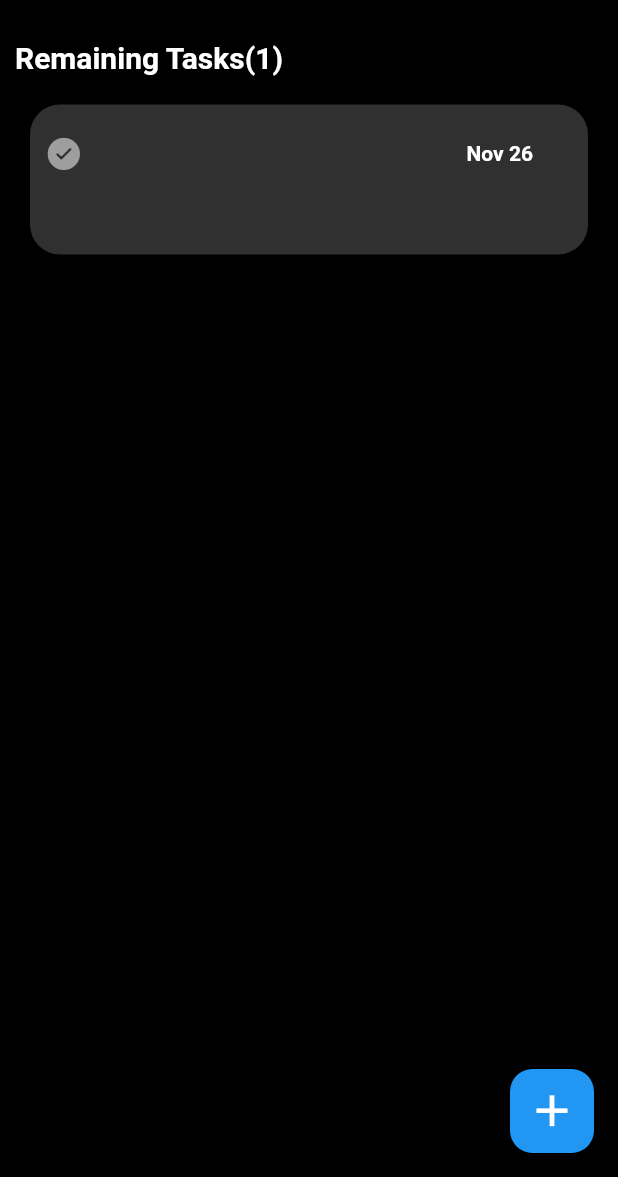
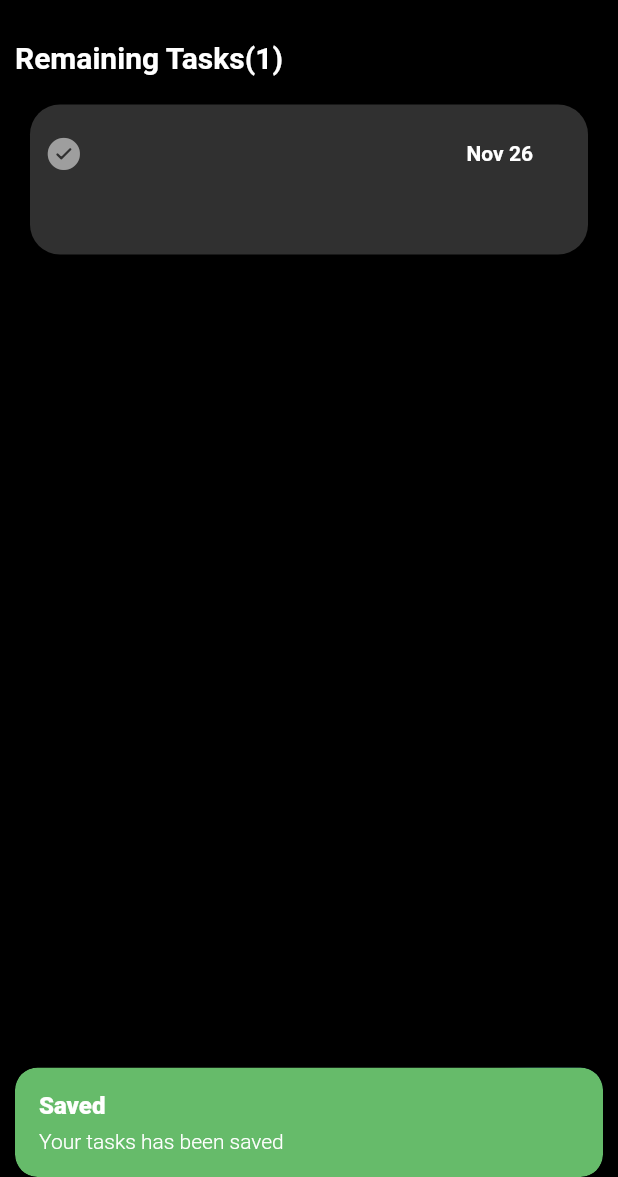
Before and after one commit to Robinhood-matrix/todo, a Flutter app: the Task screen opened by its route, after a tap on the "save" icon, on a phone screen of 412 x 824 dp, the part 59-1236 px from its top. Run offline on Flutter 3.47's test engine with Material 2 defaults, Android fonts, the phone set to English and light mode, and no system bars; our stand-ins replace font_awesome_flutter, get.

Commit message:
final checking

```diff
--- a/lib/main.dart
+++ b/lib/main.dart
@@ -1,7 +1,8 @@
 import 'package:flutter/material.dart';
+import 'package:get/get_navigation/src/root/get_material_app.dart';
 import 'package:todo/models/TodoModel.dart';
 import 'package:provider/provider.dart';
-import 'package:todo/screens/show_note.dart';
+import 'package:todo/screens/task.dart';
 import 'package:todo/screens/tryHome.dart';
 
 void main() {
@@ -19,7 +20,7 @@ class MyApp extends StatelessWidget {
   // This widget is the root of your application.
   @override
   Widget build(BuildContext context) {
-    return MaterialApp(
+    return GetMaterialApp(
       debugShowCheckedModeBanner: false,
       title: 'To Do List',
       theme: ThemeData(
--- a/lib/screens/editnotescreen.dart
+++ b/lib/screens/editnotescreen.dart
@@ -1,5 +1,6 @@
 import 'package:flutter/material.dart';
 import 'package:font_awesome_flutter/font_awesome_flutter.dart';
+import 'package:get/get.dart';
 import 'package:provider/provider.dart';
 import 'package:todo/models/TodoModel.dart';
 import 'package:todo/models/details.dart';
@@ -61,6 +62,9 @@ class _EditNoteState extends State<EditNote> {
                     _titleController.text,
                     _descController.text,
                     widget.note.time);
+                Get.snackbar("Deleted", "",
+                    backgroundColor: Colors.redAccent,
+                    snackPosition: SnackPosition.BOTTOM);
                 Navigator.push(context,
                     MaterialPageRoute(builder: (context) => const ToDo()));
               },
--- a/lib/screens/show_note.dart
+++ b/lib/screens/task.dart
@@ -1,4 +1,5 @@
 import 'package:flutter/material.dart';
+import 'package:get/get.dart';
 import 'package:intl/intl.dart';
 import 'package:provider/provider.dart';
 import 'package:todo/models/TodoModel.dart';
@@ -42,7 +43,9 @@ class _TaskState extends State<Task> {
                         description: descController.text,
                         title: titleController.text,
                         time: DateFormat.MMMd('en_US').format(DateTime.now())));
-
+                Get.snackbar("Saved", "Your tasks has been saved",
+                    backgroundColor: Colors.green[400],
+                    snackPosition: SnackPosition.BOTTOM);
                 Navigator.push(context,
                     MaterialPageRoute(builder: (context) => const ToDo()));
               },
```
Also changed, not shown: lib/screens/home.dart (+8 -9 lines), pubspec.yaml (+7 -15 lines), pubspec.lock, 1 other file.
